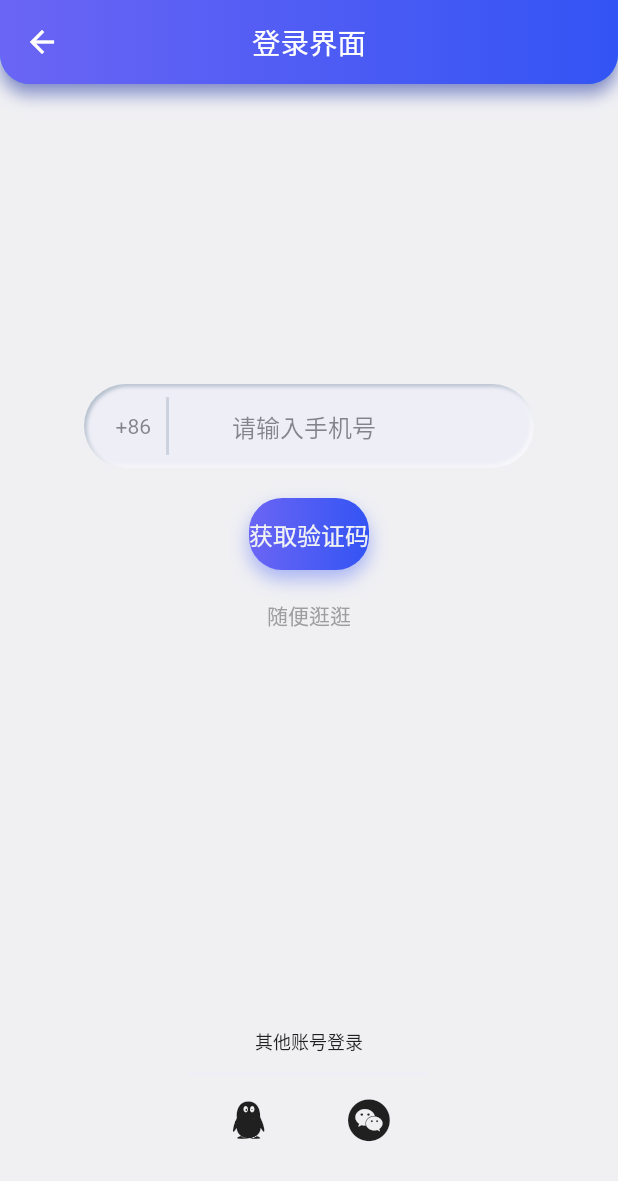
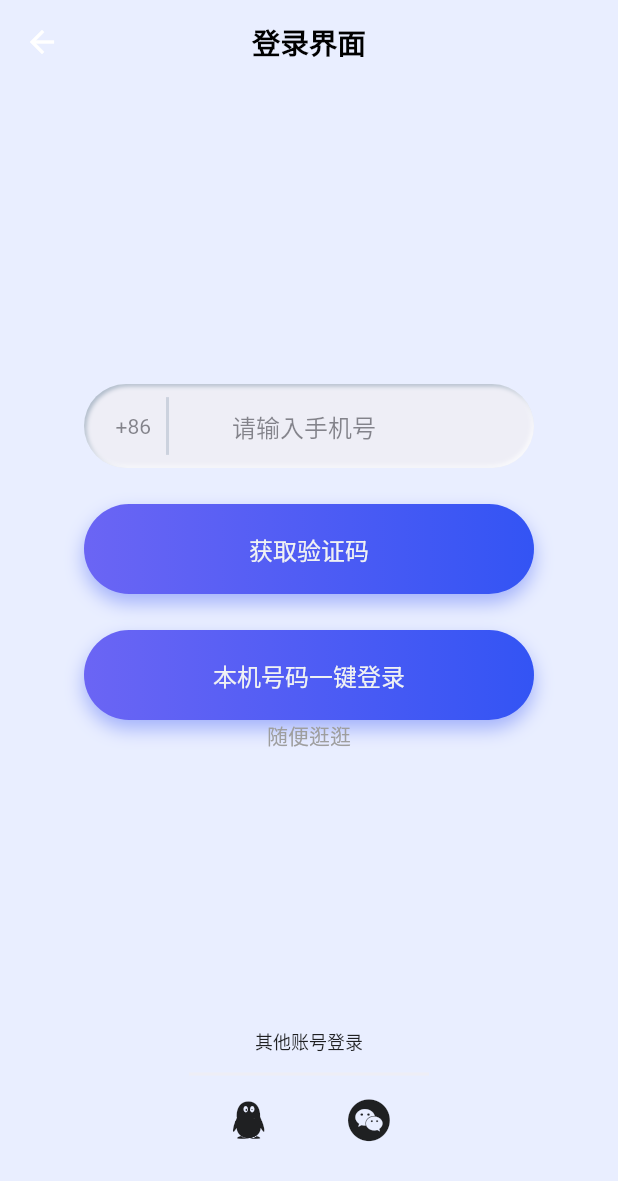
Before and after one commit to Exooool/Flutter-Track, a Flutter app: the RegPageAndLogPage screen opened by its route, on a phone screen of 412 x 824 dp. Shown: the top 1181 px of the screen. Run offline on Flutter 3.47's test engine with Material 2 defaults, Android fonts, the phone set to English and light mode, and no system bars; drawn by our look-alikes of flutter_neumorphic; our stand-ins replace flutter_screenutil, fluttertoast, get, image_picker, percent_indicator and 1 more; missing offline and left inert: dart:ffi, flutter_echarts, flutter_picker; network calls fail.

```diff
--- a/lib/config/app_theme.dart
+++ b/lib/config/app_theme.dart
@@ -3,7 +3,8 @@ import 'app_colors.dart';
 
 final ThemeData theme = ThemeData(
     // scaffoldBackgroundColor: Colors.white, //Scaffold的默认背景颜色
-    scaffoldBackgroundColor: const Color.fromRGBO(240, 240, 243, 1),
+    // scaffoldBackgroundColor: const Color.fromRGBO(240, 240, 243, 1),
+    scaffoldBackgroundColor: const Color.fromRGBO(233, 238, 255, 1),
     splashColor: Colors.transparent, // 取消水波纹特效
     highlightColor: Colors.transparent, // 取消水波纹特效
     bottomNavigationBarTheme:
--- a/lib/pages/components/custom_appbar.dart
+++ b/lib/pages/components/custom_appbar.dart
@@ -1,16 +1,19 @@
 import 'package:flutter/material.dart';
+import 'package:flutter_track/common/style/my_style.dart';
 
 // 发现页appbar的tab切换
-var discoverTitle = const SizedBox(
+Widget discoverTitle() {
+  return const SizedBox(
     child: TabBar(
         // 隐藏指示点
         isScrollable: true,
         labelPadding: EdgeInsets.only(left: 9, right: 9),
         labelStyle: TextStyle(
             fontSize: 20,
-      ),
-      labelColor: Color.fromRGBO(240, 242, 243, 1),
-      unselectedLabelColor: Color.fromRGBO(240, 242, 243, 0.5),
+            color: MyColor.fontBlack,
+            fontWeight: FontWeight.w600),
+        labelColor: MyColor.fontBlack,
+        unselectedLabelColor: MyColor.fontBlack,
         unselectedLabelStyle: TextStyle(fontSize: 15),
         padding: EdgeInsets.all(0),
         indicator: BoxDecoration(color: Colors.transparent),
@@ -23,6 +26,7 @@ var discoverTitle = const SizedBox(
           )
         ]),
   );
+}
 
 class CustomAppbar extends AppBar {
   CustomAppbar(String page,
@@ -51,43 +55,48 @@ class CustomAppbar extends AppBar {
               ),
             ),
           ],
+          backgroundColor: Colors.transparent,
+          elevation: 0,
           // 设置appbar底部左右圆角边框
-          shape: const RoundedRectangleBorder(
-              side: BorderSide.none,
-              borderRadius: BorderRadius.only(
-                  bottomLeft: Radius.circular(20),
-                  bottomRight: Radius.circular(20))),
+          // shape: const RoundedRectangleBorder(
+          //     side: BorderSide.none,
+          //     borderRadius: BorderRadius.only(
+          //         bottomLeft: Radius.circular(20),
+          //         bottomRight: Radius.circular(20))),
           // 弹性空间 设置appbar背景渐变色
-          flexibleSpace: Container(
-            // 设置内部container的圆角
-            decoration: const BoxDecoration(
-                boxShadow: [
-                  BoxShadow(
-                    color: Color.fromRGBO(56, 86, 244, 0.4), // 阴影的颜色
-                    offset: Offset(0, 6), // 阴影与容器的距离
-                    blurRadius: 10, // 高斯的标准偏差与盒子的形状卷积。
-                    spreadRadius: 0, // 在应用模糊之前，框应该膨胀的量。
-                  ),
-                ],
-                borderRadius: BorderRadius.only(
-                    bottomLeft: Radius.circular(20),
-                    bottomRight: Radius.circular(20)),
-                // 设置线性渐变
-                gradient: LinearGradient(
-                    begin: Alignment.centerLeft,
-                    end: Alignment.centerRight,
-                    colors: [
-                      Color.fromRGBO(107, 101, 244, 1),
-                      Color.fromRGBO(51, 84, 244, 1)
-                    ])),
-          ),
+          // flexibleSpace: Container(
+          //   // 设置内部container的圆角
+          //   decoration: const BoxDecoration(
+          //       boxShadow: [
+          //         BoxShadow(
+          //           color: Color.fromRGBO(56, 86, 244, 0.4), // 阴影的颜色
+          //           offset: Offset(0, 6), // 阴影与容器的距离
+          //           blurRadius: 10, // 高斯的标准偏差与盒子的形状卷积。
+          //           spreadRadius: 0, // 在应用模糊之前，框应该膨胀的量。
+          //         ),
+          //       ],
+          //       borderRadius: BorderRadius.only(
+          //           bottomLeft: Radius.circular(20),
+          //           bottomRight: Radius.circular(20)),
+          //       // 设置线性渐变
+          //       gradient: LinearGradient(
+          //           begin: Alignment.centerLeft,
+          //           end: Alignment.centerRight,
+          //           colors: [
+          //             Color.fromRGBO(107, 101, 244, 1),
+          //             Color.fromRGBO(51, 84, 244, 1)
+          //           ])),
+          // ),
           titleSpacing: 0,
           title: page == 'discover'
-              ? discoverTitle
+              ? discoverTitle()
               : titleWidget ??
                   Text(
                     title,
-                    style: const TextStyle(fontSize: 19),
+                    style: const TextStyle(
+                        fontWeight: FontWeight.w600,
+                        fontSize: MyFontSize.font19,
+                        color: MyColor.fontBlack),
                   ),
           centerTitle: true,
         );
--- a/lib/pages/components/custom_button.dart
+++ b/lib/pages/components/custom_button.dart
@@ -3,7 +3,7 @@ import 'package:flutter_screenutil/flutter_screenutil.dart';
 
 class CustomButton extends StatelessWidget {
   final String title;
-  final Function onPressed;
+  final Function() onPressed;
   final double? height;
   final double? width;
   final double? fontSize;
@@ -26,7 +26,7 @@ class CustomButton extends StatelessWidget {
   Widget build(BuildContext context) {
     return Container(
       decoration: BoxDecoration(
-          borderRadius: BorderRadius.circular(22),
+          borderRadius: BorderRadius.circular(30),
           boxShadow: shadow
               ? [
                   const BoxShadow(
@@ -58,7 +58,7 @@ class CustomButton extends StatelessWidget {
                 style: TextStyle(
                     fontSize: fontSize,
                     color: const Color.fromRGBO(240, 242, 243, 1))),
-        onPressed: onPressed(),
+        onPressed: onPressed,
         // () {
         //   // 调用表单中的onSaved方法
         //   // var state = _formKey.currentState as FormState;
--- a/lib/pages/discover/news_page.dart
+++ b/lib/pages/discover/news_page.dart
@@ -38,6 +38,7 @@ class _NewsPageState extends State<NewsPage> {
   @override
   Widget build(BuildContext context) {
     return ListView(
+      padding: const EdgeInsets.only(top: 17),
       controller: scrollController,
       children: widget.list,
       physics: const AlwaysScrollableScrollPhysics(),
--- a/lib/pages/home_menu.dart
+++ b/lib/pages/home_menu.dart
@@ -9,14 +9,14 @@ import 'package:flutter_track/pages/information/information.dart';
 import './discover/news_page.dart';
 
 class HomeMenu extends StatefulWidget {
-  HomeMenu({Key? key}) : super(key: key);
+  const HomeMenu({Key? key}) : super(key: key);
 
   @override
   _HomeMenuState createState() => _HomeMenuState();
 }
 
 class _HomeMenuState extends State<HomeMenu> {
-  int _index = 3;
+  int _index = 0;
   final List _pageList = [
     ProjectPage(),
     DiscoverPage(),
--- a/lib/pages/log/log.dart
+++ b/lib/pages/log/log.dart
@@ -2,6 +2,7 @@ import 'dart:ui';
 
 import 'package:flutter_neumorphic/flutter_neumorphic.dart';
 import 'package:flutter_screenutil/flutter_screenutil.dart';
+import 'package:get/get.dart';
 import '../components/custom_appbar.dart';
 import '../components/custom_button.dart';
 
@@ -193,8 +194,20 @@ class _RegPageAndLogPageState extends State<RegPageAndLogPage> {
               // ),
               CustomButton(
                 title: '获取验证码',
+                height: 60,
+                width: 300,
+                margin: const EdgeInsets.only(top: 24, bottom: 24),
                 onPressed: () {
-                  // Navigator.pushNamed(context, '/verify');
+                  Get.toNamed('/verify');
+                },
+              ),
+              CustomButton(
+                title: '本机号码一键登录',
+                height: 60,
+                width: 300,
+                margin: const EdgeInsets.all(0),
+                onPressed: () {
+                  Get.toNamed('/verify');
                 },
               ),
               // 随便逛逛
```
Also changed, not shown: lib/common/style/my_style.dart (+28 -0 lines), lib/pages/components/article_card.dart (+174 -0 lines), lib/pages/components/project_card.dart (+22 -16 lines), lib/pages/discover/news.dart (+39 -48 lines), lib/pages/discover/news_card.dart (deleted, +0 -129 lines), lib/pages/project/add_project.dart (+24 -27 lines), lib/pages/project/project.dart (+35 -25 lines), lib/assets/images/img.jpg (added), 1 other file. Lines whose indentation alone changed are shown as unchanged.
